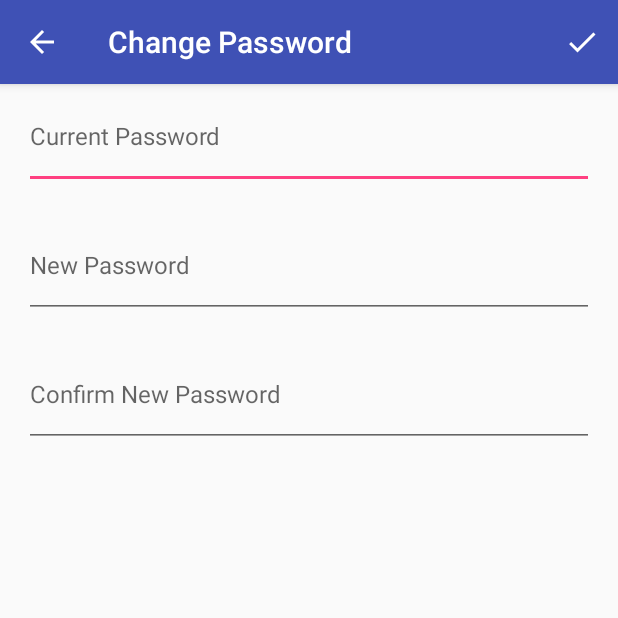
After one commit to abedafnan/How, an Android app: the ChangePasswordActivity screen opened directly, with no data from a screen before it, on a phone screen of 412 x 824 dp, the top half of it. The commit adds this screen. Run offline under Robolectric (Android 15) with nearby library versions, the phone set to English and light mode, and no system bars.

Commit message:
Coded the change password layout

```diff
--- a/app/src/main/AndroidManifest.xml
+++ b/app/src/main/AndroidManifest.xml
@@ -13,9 +13,7 @@
         android:roundIcon="@mipmap/ic_launcher_round"
         android:supportsRtl="true"
         android:theme="@style/AppTheme">
-
         <activity android:name=".MainActivity" />
-
         <activity
             android:name=".SplashActivity"
             android:theme="@style/SplashStyle">
@@ -32,6 +30,7 @@
             </intent-filter>
         </service>
 
+        <activity android:name=".ChangePasswordActivity" />
     </application>
 
 </manifest>
--- /dev/null
+++ b/app/src/main/java/com/brightstars/android/how/ChangePasswordActivity.java
@@ -0,0 +1,48 @@
+package com.brightstars.android.how;
+
+import android.support.v7.app.AppCompatActivity;
+import android.os.Bundle;
+import android.support.v7.widget.Toolbar;
+import android.view.Menu;
+import android.view.MenuItem;
+import android.widget.Toast;
+
+public class ChangePasswordActivity extends AppCompatActivity {
+
+    @Override
+    protected void onCreate(Bundle savedInstanceState) {
+        super.onCreate(savedInstanceState);
+        setContentView(R.layout.activity_change_password);
+
+        Toolbar toolbar = findViewById(R.id.change_pass_toolbar);
+        setSupportActionBar(toolbar);
+        // Displaying the back arrow
+        getSupportActionBar().setDisplayHomeAsUpEnabled(true);
+        // Setting the title of the toolbar
+        getSupportActionBar().setTitle("Change Password");
+    }
+
+    // Code for the back arrow
+    @Override
+    public boolean onSupportNavigateUp() {
+        onBackPressed();
+        return true;
+    }
+
+    // Inflating the option menu
+    @Override
+    public boolean onCreateOptionsMenu(Menu menu) {
+        getMenuInflater().inflate(R.menu.change_pass_menu, menu);
+        return true;
+    }
+
+    @Override
+    public boolean onOptionsItemSelected(MenuItem item) {
+        int id = item.getItemId();
+
+        if (id == R.id.action_done) {
+            finish(); // temporary
+        }
+        return super.onOptionsItemSelected(item);
+    }
+}
--- /dev/null
+++ b/app/src/main/res/layout/activity_change_password.xml
@@ -0,0 +1,47 @@
+<?xml version="1.0" encoding="utf-8"?>
+<LinearLayout xmlns:android="http://schemas.android.com/apk/res/android"
+    android:layout_width="match_parent"
+    android:layout_height="match_parent"
+    android:orientation="vertical">
+
+    <android.support.v7.widget.Toolbar
+        android:id="@+id/change_pass_toolbar"
+        android:layout_width="match_parent"
+        android:layout_height="?attr/actionBarSize"
+        android:background="@color/colorPrimary"
+        android:elevation="4dp"
+        android:stateListAnimator="@null"
+        android:theme="@style/ThemeOverlay.AppCompat.Dark.ActionBar" />
+
+    <LinearLayout
+        android:layout_width="match_parent"
+        android:layout_height="wrap_content"
+        android:layout_marginLeft="@dimen/vertical_margin"
+        android:layout_marginRight="@dimen/vertical_margin"
+        android:gravity="center_horizontal"
+        android:orientation="vertical">
+
+        <EditText
+            android:id="@+id/current_password_field"
+            style="@style/EditTextStyle"
+            android:layout_width="match_parent"
+            android:hint="@string/prompt_current_pass"
+            android:inputType="textPassword" />
+
+        <EditText
+            android:id="@+id/new_password_field"
+            style="@style/EditTextStyle"
+            android:layout_width="match_parent"
+            android:hint="@string/prompt_new_pass"
+            android:inputType="textPassword" />
+
+        <EditText
+            android:id="@+id/confirm_password_field"
+            style="@style/EditTextStyle"
+            android:layout_width="match_parent"
+            android:hint="@string/prompt_confirm_pass"
+            android:inputType="textPassword" />
+
+    </LinearLayout>
+
+</LinearLayout>
--- /dev/null
+++ b/app/src/main/res/menu/change_pass_menu.xml
@@ -0,0 +1,14 @@
+<?xml version="1.0" encoding="utf-8"?>
+<menu xmlns:android="http://schemas.android.com/apk/res/android"
+    xmlns:app="http://schemas.android.com/apk/res-auto"
+    xmlns:tools="http://schemas.android.com/tools"
+    tools:context=".ChangePasswordActivity">
+
+    <item
+        android:id="@+id/action_done"
+        android:icon="@drawable/ic_done_white_24dp"
+        android:orderInCategory="100"
+        android:title="@string/menu_item_done"
+        app:showAsAction="always" />
+
+</menu>
--- a/app/src/main/res/values/dimens.xml
+++ b/app/src/main/res/values/dimens.xml
@@ -1,7 +1,8 @@
 <?xml version="1.0" encoding="utf-8"?>
 <resources>
-
-    <dimen name="vertical_margin">8dp</dimen>
-    <dimen name="horizontal_margin">8dp</dimen>
+    <dimen name="vertical_margin_short">8dp</dimen>
+    <dimen name="horizontal_margin_short">8dp</dimen>
+    <dimen name="vertical_margin">16dp</dimen>
+    <dimen name="horizontal_margin">16dp</dimen>
 
 </resources>
--- a/app/src/main/res/values/strings.xml
+++ b/app/src/main/res/values/strings.xml
@@ -4,4 +4,12 @@
     <!--main activity strings-->
     <string name="hello_world">Hello World!</string>
 
+    <!--change password activity strings-->
+    <string name="prompt_current_pass">Current Password</string>
+    <string name="prompt_new_pass">New Password</string>
+    <string name="prompt_confirm_pass">Confirm New Password</string>
+
+    <!--menu item titles' text-->
+    <string name="menu_item_done">Done</string>
+
 </resources>
--- a/app/src/main/res/values/styles.xml
+++ b/app/src/main/res/values/styles.xml
@@ -12,4 +12,11 @@
         <item name="android:windowBackground">@drawable/splash_drawable</item>
     </style>
 
+    <style name="EditTextStyle">
+        <item name="android:layout_height">70dp</item>
+        <item name="android:textSize">16sp</item>
+        <item name="android:drawablePadding">16dp</item>
+        <item name="android:layout_marginBottom">@dimen/horizontal_margin</item>
+    </style>
+
 </resources>
```
Also changed, not shown: app/src/main/res/drawable-hdpi/ic_done_white_24dp.png (added), app/src/main/res/drawable-mdpi/ic_done_white_24dp.png (added), app/src/main/res/drawable-xhdpi/ic_done_white_24dp.png (added), app/src/main/res/drawable-xxhdpi/ic_done_white_24dp.png (added), app/src/main/res/drawable-xxxhdpi/ic_done_white_24dp.png (added).
